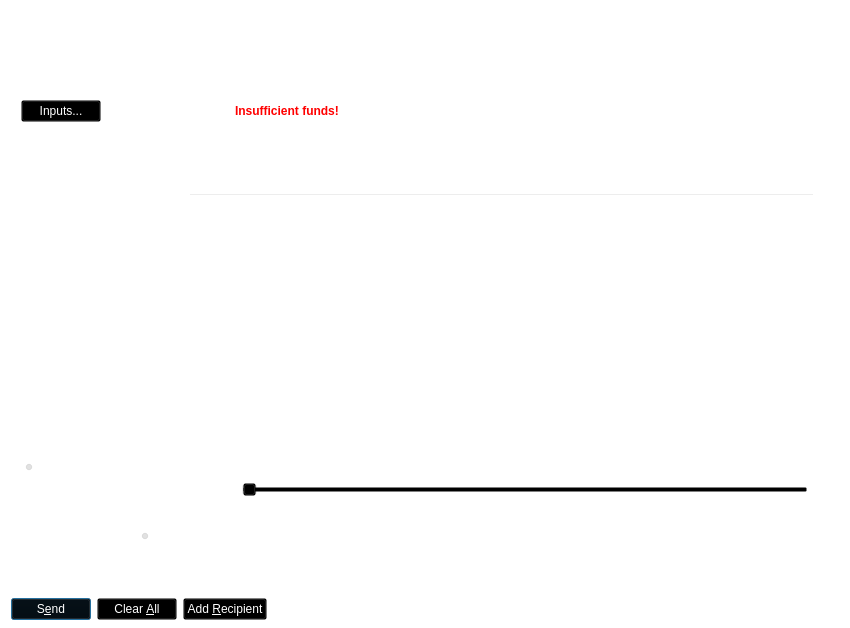
First picture: the form in src/qt/forms/sendcoinsdialog.ui, repository thelonecrouton/bitcredit, before the edit.
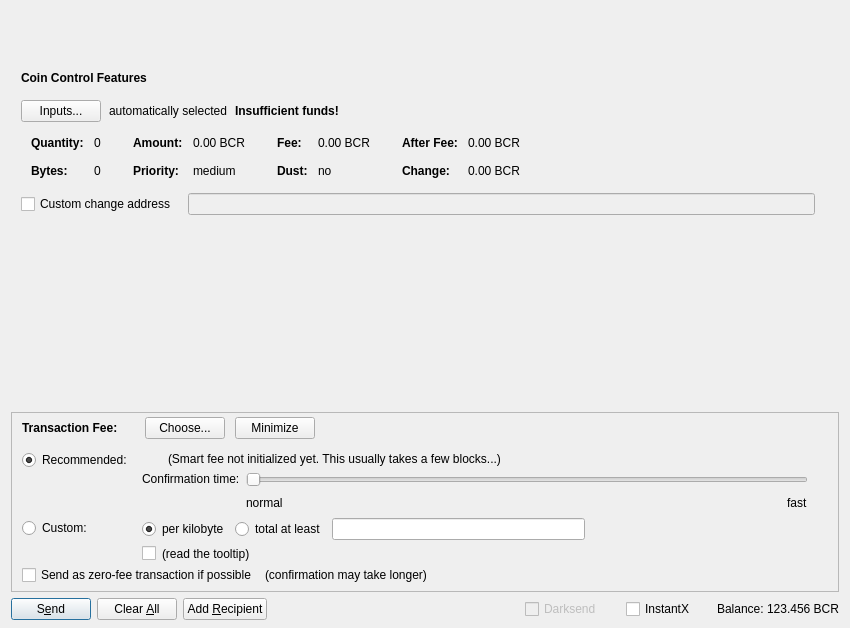
Second picture: the form after the edit. Icons and pictures are not drawn. Custom widgets are drawn as their Qt base class.

```diff
--- a/src/qt/forms/sendcoinsdialog.ui
+++ b/src/qt/forms/sendcoinsdialog.ui
@@ -14,7 +14,7 @@
    <string>Send Coins</string>
   </property>
   <property name="styleSheet">
-   <string notr="true">background:transparent;</string>
+   <string notr="true"/>
   </property>
   <layout class="QVBoxLayout" name="verticalLayout" stretch="0,1,0,0,0">
    <property name="bottomMargin">
@@ -54,6 +54,9 @@
        <height>16777215</height>
       </size>
      </property>
+     <property name="styleSheet">
+      <string notr="true"/>
+     </property>
      <property name="frameShape">
       <enum>QFrame::NoFrame</enum>
      </property>
@@ -107,7 +110,7 @@
              </font>
             </property>
             <property name="styleSheet">
-             <string notr="true">color: rgb(255, 255, 255); background:transparent;</string>
+             <string notr="true"/>
             </property>
             <property name="text">
              <string>Coin Control Features</string>
@@ -127,7 +130,7 @@
           <item>
            <widget class="QPushButton" name="pushButtonCoinControl">
             <property name="styleSheet">
-             <string notr="true">color: rgb(255, 255, 255);</string>
+             <string notr="true"/>
             </property>
             <property name="text">
              <string>Inputs...</string>
@@ -140,7 +143,7 @@
           <item>
            <widget class="QLabel" name="labelCoinControlAutomaticallySelected">
             <property name="styleSheet">
-             <string notr="true">color: rgb(255, 255, 255);background:transparent;</string>
+             <string notr="true"/>
             </property>
             <property name="text">
              <string>automatically selected</string>
@@ -159,7 +162,7 @@
              </font>
             </property>
             <property name="styleSheet">
-             <string notr="true">color:red;font-weight:bold;background:transparent;</string>
+             <string notr="true"/>
             </property>
             <property name="text">
              <string>Insufficient funds!</string>
@@ -242,7 +245,7 @@
                   </font>
                  </property>
                  <property name="styleSheet">
-                  <string notr="true">color: rgb(255, 255, 255);</string>
+                  <string notr="true"/>
                  </property>
                  <property name="text">
                   <string>Quantity:</string>
@@ -261,7 +264,7 @@
                   <enum>Qt::ActionsContextMenu</enum>
                  </property>
                  <property name="styleSheet">
-                  <string notr="true">color: rgb(255, 255, 255);</string>
+                  <string notr="true"/>
                  </property>
                  <property name="text">
                   <string notr="true">0</string>
@@ -283,7 +286,7 @@
                   </font>
                  </property>
                  <property name="styleSheet">
-                  <string notr="true">color: rgb(255, 255, 255);</string>
+                  <string notr="true"/>
                  </property>
                  <property name="text">
                   <string>Bytes:</string>
@@ -299,7 +302,7 @@
                   <enum>Qt::ActionsContextMenu</enum>
                  </property>
                  <property name="styleSheet">
-                  <string notr="true">color: rgb(255, 255, 255);</string>
+                  <string notr="true"/>
                  </property>
                  <property name="text">
                   <string notr="true">0</string>
@@ -337,7 +340,7 @@
                   </font>
                  </property>
                  <property name="styleSheet">
-                  <string notr="true">color: rgb(255, 255, 255);</string>
+                  <string notr="true"/>
                  </property>
                  <property name="text">
                   <string>Amount:</string>
@@ -356,7 +359,7 @@
                   <enum>Qt::ActionsContextMenu</enum>
                  </property>
                  <property name="styleSheet">
-                  <string notr="true">color: rgb(255, 255, 255);</string>
+                  <string notr="true"/>
                  </property>
                  <property name="text">
                   <string notr="true">0.00 BCR</string>
@@ -375,7 +378,7 @@
                   </font>
                  </property>
                  <property name="styleSheet">
-                  <string notr="true">color: rgb(255, 255, 255);</string>
+                  <string notr="true"/>
                  </property>
                  <property name="text">
                   <string>Priority:</string>
@@ -391,7 +394,7 @@
                   <enum>Qt::ActionsContextMenu</enum>
                  </property>
                  <property name="styleSheet">
-                  <string notr="true">color: rgb(255, 255, 255);</string>
+                  <string notr="true"/>
                  </property>
                  <property name="text">
                   <string notr="true">medium</string>
@@ -429,7 +432,7 @@
                   </font>
                  </property>
                  <property name="styleSheet">
-                  <string notr="true">color: rgb(255, 255, 255);</string>
+                  <string notr="true">;</string>
                  </property>
                  <property name="text">
                   <string>Fee:</string>
@@ -448,7 +451,7 @@
                   <enum>Qt::ActionsContextMenu</enum>
                  </property>
                  <property name="styleSheet">
-                  <string notr="true">color: rgb(255, 255, 255);</string>
+                  <string notr="true"/>
                  </property>
                  <property name="text">
                   <string notr="true">0.00 BCR</string>
@@ -467,7 +470,7 @@
                   </font>
                  </property>
                  <property name="styleSheet">
-                  <string notr="true">color: rgb(255, 255, 255);</string>
+                  <string notr="true"/>
                  </property>
                  <property name="text">
                   <string>Dust:</string>
@@ -483,7 +486,7 @@
                   <enum>Qt::ActionsContextMenu</enum>
                  </property>
                  <property name="styleSheet">
-                  <string notr="true">color: rgb(255, 255, 255);</string>
+                  <string notr="true"/>
                  </property>
                  <property name="text">
                   <string notr="true">no</string>
@@ -521,7 +524,7 @@
                   </font>
                  </property>
                  <property name="styleSheet">
-                  <string notr="true">color: rgb(255, 255, 255);</string>
+                  <string notr="true"/>
                  </property>
                  <property name="text">
                   <string>After Fee:</string>
@@ -540,7 +543,7 @@
                   <enum>Qt::ActionsContextMenu</enum>
                  </property>
                  <property name="styleSheet">
-                  <string notr="true">color: rgb(255, 255, 255);</string>
+                  <string notr="true"/>
                  </property>
                  <property name="text">
                   <string notr="true">0.00 BCR</string>
@@ -559,7 +562,7 @@
                   </font>
                  </property>
                  <property name="styleSheet">
-                  <string notr="true">color: rgb(255, 255, 255);</string>
+                  <string notr="true"/>
                  </property>
                  <property name="text">
                   <string>Change:</string>
@@ -575,7 +578,7 @@
                   <enum>Qt::ActionsContextMenu</enum>
                  </property>
                  <property name="styleSheet">
-                  <string notr="true">color: rgb(255, 255, 255);</string>
+                  <string notr="true"/>
                  </property>
                  <property name="text">
                   <string notr="true">0.00 BCR</string>
@@ -612,7 +615,7 @@
              <string>If this is activated, but the change address is empty or invalid, change will be sent to a newly generated address.</string>
             </property>
             <property name="styleSheet">
-             <string notr="true">color: rgb(255, 255, 255); background:transparent;</string>
+             <string notr="true"/>
             </property>
             <property name="text">
              <string>Custom change address</string>
@@ -631,7 +634,7 @@
              </sizepolicy>
             </property>
             <property name="styleSheet">
-             <string notr="true">color: rgb(255, 255, 255);background:transparent;</string>
+             <string notr="true"/>
             </property>
            </widget>
           </item>
@@ -737,7 +740,7 @@
       </size>
      </property>
      <property name="styleSheet">
-      <string notr="true">background:transparent; border-radius: 5px; border: 1px solid white;</string>
+      <string notr="true"/>
      </property>
      <property name="frameShape">
       <enum>QFrame::StyledPanel</enum>
@@ -809,8 +812,7 @@
                  </font>
                 </property>
                 <property name="styleSheet">
-                 <string notr="true">font-weight:bold;
-color: rgb(255, 255, 255); border: none;</string>
+                 <string notr="true"/>
                 </property>
                 <property name="text">
                  <string>Transaction Fee:</string>
@@ -819,6 +821,9 @@
               </item>
               <item>
                <widget class="QLabel" name="labelFeeMinimized">
+                <property name="styleSheet">
+                 <string notr="true"/>
+                </property>
                 <property name="text">
                  <string/>
                 </property>
@@ -827,7 +832,7 @@
               <item>
                <widget class="QPushButton" name="buttonChooseFee">
                 <property name="styleSheet">
-                 <string notr="true">color: rgb(255, 255, 255);</string>
+                 <string notr="true"/>
                 </property>
                 <property name="text">
                  <string>Choose...</string>
@@ -840,7 +845,7 @@
                  <string>collapse fee-settings</string>
                 </property>
                 <property name="styleSheet">
-                 <string notr="true">color: rgb(255, 255, 255);</string>
+                 <string notr="true"/>
                 </property>
                 <property name="text">
                  <string>Minimize</string>
@@ -882,7 +887,7 @@
         <item>
          <widget class="QFrame" name="frameFeeSelection">
           <property name="styleSheet">
-           <string notr="true">border: none;</string>
+           <string notr="true"/>
           </property>
           <layout class="QVBoxLayout" name="verticalLayoutFee12">
            <property name="spacing">
@@ -918,7 +923,7 @@
                     <string>If the custom fee is set to 1000 satoshis and the transaction is only 250 bytes, then &quot;per kilobyte&quot; only pays 250 satoshis in fee, while &quot;total at least&quot; pays 1000 satoshis. For transactions bigger than a kilobyte both pay by kilobyte.</string>
                    </property>
                    <property name="styleSheet">
-                    <string notr="true">color: rgb(255, 255, 255);</string>
+                    <string notr="true"/>
                    </property>
                    <property name="text">
                     <string>per kilobyte</string>
@@ -937,7 +942,7 @@
                     <string>If the custom fee is set to 1000 satoshis and the transaction is only 250 bytes, then &quot;per kilobyte&quot; only pays 250 satoshis in fee, while &quot;total at least&quot; pays 1000 satoshis. For transactions bigger than a kilobyte both pay by kilobyte.</string>
                    </property>
                    <property name="styleSheet">
-                    <string notr="true">color: rgb(255, 255, 255);</string>
+                    <string notr="true"/>
                    </property>
                    <property name="text">
                     <string>total at least</string>
@@ -950,7 +955,7 @@
                  <item>
                   <widget class="BitcreditAmountField" name="customFee">
                    <property name="styleSheet">
-                    <string notr="true">color: white; border-radius: 5px; border: 1px solid white;</string>
+                    <string notr="true"/>
                    </property>
                   </widget>
                  </item>
@@ -977,7 +982,7 @@
                     <string>Paying only the minimum fee is just fine as long as there is less transaction volume than space in the blocks. But be aware that this can end up in a never confirming transaction once there is more demand for bitcredit transactions than the network can process.</string>
                    </property>
                    <property name="styleSheet">
-                    <string notr="true">border: none;</string>
+                    <string notr="true"/>
                    </property>
                    <property name="text">
                     <string/>
@@ -993,7 +998,7 @@
                     <string>Paying only the minimum fee is just fine as long as there is less transaction volume than space in the blocks. But be aware that this can end up in a never confirming transaction once there is more demand for bitcredit transactions than the network can process.</string>
                    </property>
                    <property name="styleSheet">
-                    <string notr="true">color: rgb(255, 255, 255);border: none;</string>
+                    <string notr="true"/>
                    </property>
                    <property name="text">
                     <string>(read the tooltip)</string>
@@ -1025,7 +1030,7 @@
                <item>
                 <widget class="QRadioButton" name="radioSmartFee">
                  <property name="styleSheet">
-                  <string notr="true">color: rgb(255, 255, 255);border: none;</string>
+                  <string notr="true"/>
                  </property>
                  <property name="text">
                   <string>Recommended:</string>
@@ -1058,7 +1063,7 @@
                <item>
                 <widget class="QRadioButton" name="radioCustomFee">
                  <property name="styleSheet">
-                  <string notr="true">color: rgb(255, 255, 255);border: none;</string>
+                  <string notr="true"/>
                  </property>
                  <property name="text">
                   <string>Custom:</string>
@@ -1096,7 +1101,7 @@
                  <item>
                   <widget class="QLabel" name="labelSmartFee">
                    <property name="styleSheet">
-                    <string notr="true">border: none;</string>
+                    <string notr="true"/>
                    </property>
                    <property name="text">
                     <string/>
@@ -1109,7 +1114,7 @@
                  <item>
                   <widget class="QLabel" name="labelFeeEstimation">
                    <property name="styleSheet">
-                    <string notr="true">border: none;</string>
+                    <string notr="true"/>
                    </property>
                    <property name="text">
                     <string/>
@@ -1119,7 +1124,7 @@
                  <item>
                   <widget class="QLabel" name="labelSmartFee2">
                    <property name="styleSheet">
-                    <string notr="true">color: rgb(255, 255, 255);border: none;</string>
+                    <string notr="true"/>
                    </property>
                    <property name="text">
                     <string>(Smart fee not initialized yet. This usually takes a few blocks...)</string>
@@ -1151,7 +1156,7 @@
                    <item>
                     <widget class="QLabel" name="labelSmartFee3">
                      <property name="styleSheet">
-                      <string notr="true">color: rgb(255, 255, 255);border: none;</string>
+                      <string notr="true"/>
                      </property>
                      <property name="text">
                       <string>Confirmation time:</string>
@@ -1214,7 +1219,7 @@
                      <item>
                       <widget class="QLabel" name="labelSmartFeeNormal">
                        <property name="styleSheet">
-                        <string notr="true">color: rgb(255, 255, 255);border: none;</string>
+                        <string notr="true"/>
                        </property>
                        <property name="text">
                         <string>normal</string>
@@ -1237,7 +1242,7 @@
                      <item>
                       <widget class="QLabel" name="labelSmartFeeFast">
                        <property name="styleSheet">
-                        <string notr="true">color: rgb(255, 255, 255);border: none;</string>
+                        <string notr="true"/>
                        </property>
                        <property name="text">
                         <string>fast</string>
@@ -1278,7 +1283,7 @@
              <item>
               <widget class="QCheckBox" name="checkBoxFreeTx">
                <property name="styleSheet">
-                <string notr="true">color: rgb(255, 255, 255);border: none;</string>
+                <string notr="true"/>
                </property>
                <property name="text">
                 <string>Send as zero-fee transaction if possible</string>
@@ -1288,7 +1293,7 @@
              <item>
               <widget class="QLabel" name="labelFreeTx">
                <property name="styleSheet">
-                <string notr="true">color: rgb(255, 255, 255);border: none;</string>
+                <string notr="true"/>
                </property>
                <property name="text">
                 <string>(confirmation may take longer)</string>
@@ -1361,7 +1366,7 @@
         <string>Confirm the send action</string>
        </property>
        <property name="styleSheet">
-        <string notr="true">color: rgb(255, 255, 255);background:transparent;</string>
+        <string notr="true">t;</string>
        </property>
        <property name="text">
         <string>S&amp;end</string>
@@ -1390,7 +1395,7 @@
         <string>Clear all fields of the form.</string>
        </property>
        <property name="styleSheet">
-        <string notr="true">color: rgb(255, 255, 255);background:transparent;</string>
+        <string notr="true"/>
        </property>
        <property name="text">
         <string>Clear &amp;All</string>
@@ -1416,7 +1421,7 @@
         <string>Send to multiple recipients at once</string>
        </property>
        <property name="styleSheet">
-        <string notr="true">color: rgb(255, 255, 255);background:transparent;</string>
+        <string notr="true"/>
        </property>
        <property name="text">
         <string>Add &amp;Recipient</string>
@@ -1455,7 +1460,7 @@
         </size>
        </property>
        <property name="styleSheet">
-        <string notr="true">color: rgb(255, 255, 255);background:transparent;</string>
+        <string notr="true"/>
        </property>
        <property name="text">
         <string>Darksend</string>
@@ -1477,7 +1482,7 @@
         </size>
        </property>
        <property name="styleSheet">
-        <string notr="true">color: rgb(255, 255, 255);background:transparent;</string>
+        <string notr="true"/>
        </property>
        <property name="text">
         <string>InstantX</string>
@@ -1498,7 +1503,7 @@
           </sizepolicy>
          </property>
          <property name="styleSheet">
-          <string notr="true">color: rgb(255, 255, 255);background:transparent;</string>
+          <string notr="true"/>
          </property>
          <property name="text">
           <string>Balance:</string>
@@ -1517,7 +1522,7 @@
           <cursorShape>IBeamCursor</cursorShape>
          </property>
          <property name="styleSheet">
-          <string notr="true">color: rgb(255, 255, 255);background:transparent;</string>
+          <string notr="true"/>
          </property>
          <property name="text">
           <string notr="true">123.456 BCR</string>
```
Left out of the diff: 3 changed lines with no effect on the pictures.
